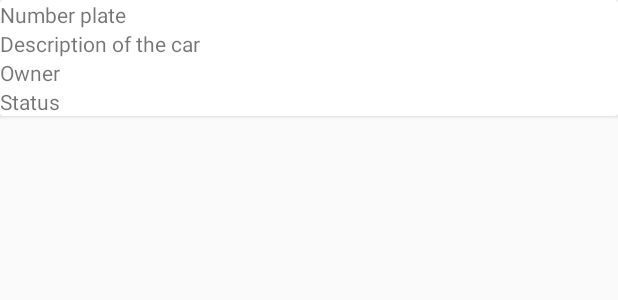
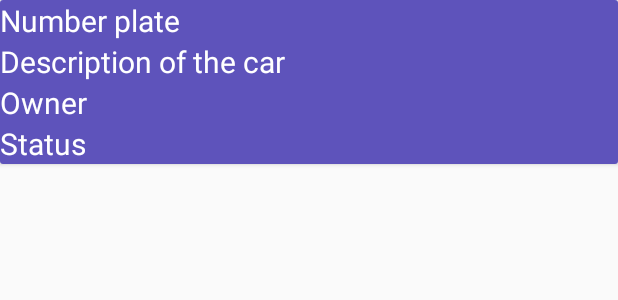
Before and after one commit to SeasonFour/Mpolice, an Android app: the layout mpolice_card.xml on its own in the app's theme, with its tools: preview values and no code run, on a phone screen of 412 x 824 dp. Shown: the top 300 px of the screen. Run offline under Robolectric (Android 15) with nearby library versions, the phone set to English and light mode, and no system bars.

Commit message:
modify font size and color

```diff
--- a/Mpolice/app/src/main/java/com/example/ibra/newproject/MpoliceAdapter.java
+++ b/Mpolice/app/src/main/java/com/example/ibra/newproject/MpoliceAdapter.java
@@ -8,8 +8,6 @@ import android.view.LayoutInflater;
 import android.view.View;
 import android.view.ViewGroup;
 import android.widget.TextView;
-
-import com.parse.ParseObject;
 
 import java.util.List;
 
@@ -30,7 +28,7 @@ public class MpoliceAdapter extends RecyclerView.Adapter<MpoliceAdapter.PoliceHo
 
     @Override
     public PoliceHolder onCreateViewHolder(ViewGroup parent, int viewType) {
-        View v = LayoutInflater.from(parent.getContext()).inflate(R.layout.mpolice_card,null);
+        View v = LayoutInflater.from(parent.getContext()).inflate(R.layout.mpolice_card, parent, false);
         PoliceHolder pHolder = new PoliceHolder(v);
 
         return pHolder;
--- a/Mpolice/app/src/main/res/layout/mpolice_card.xml
+++ b/Mpolice/app/src/main/res/layout/mpolice_card.xml
@@ -11,30 +11,40 @@
         <LinearLayout
             android:layout_width="match_parent"
             android:layout_height="wrap_content"
-            android:orientation="vertical">
+            android:orientation="vertical"
+            android:background="#5e53bb">
             <TextView
                 android:layout_width="match_parent"
                 android:layout_height="wrap_content"
                 android:text="@string/number_plate"
-                android:id="@+id/number_plate" />
+                android:id="@+id/number_plate"
+                android:textSize="20sp"
+                android:autoText="false"
+                android:textColor="#ffffff" />
 
             <TextView
                 android:layout_width="match_parent"
                 android:layout_height="wrap_content"
                 android:text="@string/description"
-                android:id="@+id/description" />
+                android:id="@+id/description"
+                android:textSize="20sp"
+                android:textColor="#ffffff" />
 
             <TextView
                 android:layout_width="match_parent"
                 android:layout_height="wrap_content"
                 android:text="@string/owner"
-                android:id="@+id/owner" />
+                android:id="@+id/owner"
+                android:textSize="20sp"
+                android:textColor="#ffffff" />
 
             <TextView
                 android:layout_width="match_parent"
                 android:layout_height="wrap_content"
                 android:text="@string/status"
-                android:id="@+id/status" />
+                android:id="@+id/status"
+                android:textSize="20sp"
+                android:textColor="#ffffff" />
         </LinearLayout>
     </android.support.v7.widget.CardView>
 </LinearLayout>
```
